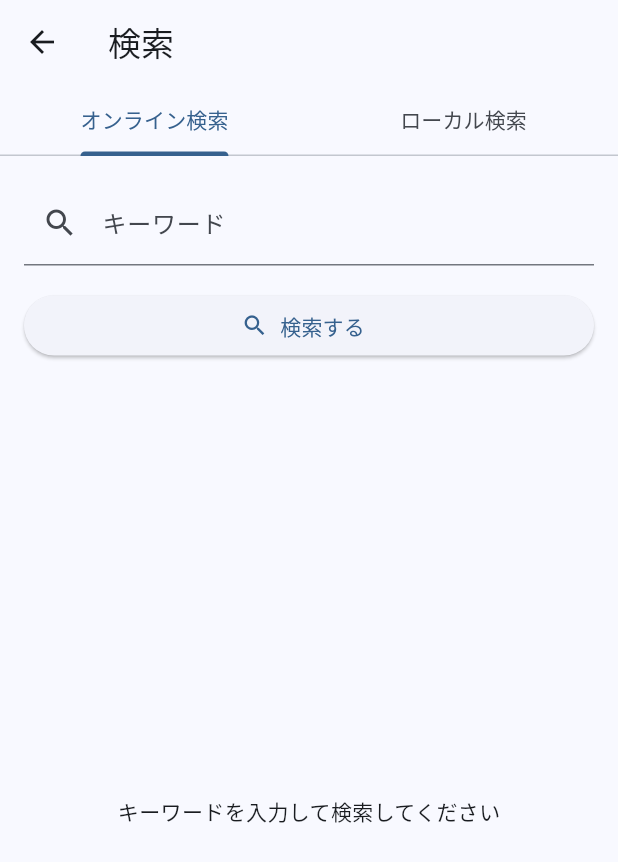
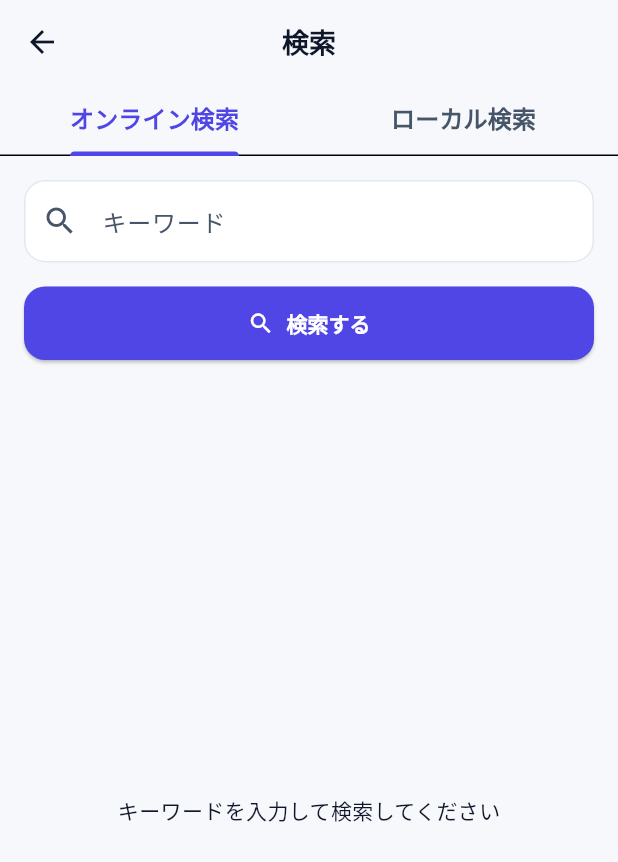
Before and after one commit to sekinet813/book-memoly-app, a Flutter app: the screen it shows after launch, after a tap on "書籍検索", on a phone screen of 412 x 824 dp. Shown: the top 862 px of the screen. Run offline on Flutter 3.47's test engine with Material 3 defaults, Android fonts, the phone set to English and light mode, and no system bars; our stand-ins replace dio, drift, freezed_annotation, go_router, hooks_riverpod, supabase_flutter; accounts and stored records are empty; generated files the repository leaves out were written again; network calls fail.

Commit message:
Add unified design system themes and shared UI components

```diff
--- a/lib/features/home/home_feature.dart
+++ b/lib/features/home/home_feature.dart
@@ -2,6 +2,7 @@ import 'package:flutter/material.dart';
 import 'package:go_router/go_router.dart';
 
 import '../../shared/constants/app_constants.dart';
+import '../../shared/widgets/app_card.dart';
 
 class HomePage extends StatelessWidget {
   const HomePage({super.key});
@@ -22,16 +23,15 @@ class HomePage extends StatelessWidget {
               const SizedBox(height: 8),
               Text(
                 'ようこそ',
-                style: Theme.of(context).textTheme.headlineMedium?.copyWith(
-                      fontWeight: FontWeight.bold,
-                    ),
+                style: Theme.of(context).textTheme.headlineMedium,
               ),
               const SizedBox(height: 8),
               Text(
                 '読書記録とメモを管理しましょう',
-                style: Theme.of(context).textTheme.bodyLarge?.copyWith(
-                      color: Colors.grey[600],
-                    ),
+                style: Theme.of(context)
+                    .textTheme
+                    .bodyLarge
+                    ?.copyWith(color: Theme.of(context).colorScheme.onSurfaceVariant),
               ),
               const SizedBox(height: 32),
               Expanded(
@@ -44,7 +44,7 @@ class HomePage extends StatelessWidget {
                       icon: Icons.search,
                       title: '書籍検索',
                       description: 'Google Books APIで\n書籍を検索',
-                      color: Colors.blue,
+                      color: Theme.of(context).colorScheme.primary,
                       onTap: () {
                         context.push('/search');
                       },
@@ -53,7 +53,7 @@ class HomePage extends StatelessWidget {
                       icon: Icons.library_books,
                       title: '読書記録',
                       description: '読んだ本を\n管理',
-                      color: Colors.green,
+                      color: Theme.of(context).colorScheme.secondary,
                       onTap: () {
                         context.push('/reading-speed');
                       },
@@ -62,7 +62,7 @@ class HomePage extends StatelessWidget {
                       icon: Icons.note,
                       title: 'メモ',
                       description: '読書メモを\n作成・管理',
-                      color: Colors.orange,
+                      color: Theme.of(context).colorScheme.tertiary,
                       onTap: () {
                         context.push('/memos');
                       },
@@ -71,7 +71,7 @@ class HomePage extends StatelessWidget {
                       icon: Icons.speed,
                       title: '読書速度',
                       description: '読書速度を\n測定・記録',
-                      color: Colors.purple,
+                      color: Theme.of(context).colorScheme.primary,
                       onTap: () {
                         context.push('/reading-speed');
                       },
@@ -80,7 +80,7 @@ class HomePage extends StatelessWidget {
                       icon: Icons.checklist,
                       title: 'アクションプラン',
                       description: '読書後の\nアクションを管理',
-                      color: Colors.teal,
+                      color: Theme.of(context).colorScheme.secondary,
                       onTap: () {
                         context.push('/actions');
                       },
@@ -113,16 +113,8 @@ class _FeatureCard extends StatelessWidget {
 
   @override
   Widget build(BuildContext context) {
-    return Card(
-      elevation: 2,
-      shape: RoundedRectangleBorder(
-        borderRadius: BorderRadius.circular(16),
-      ),
-      child: InkWell(
+    return AppCard(
       onTap: onTap,
-        borderRadius: BorderRadius.circular(16),
-        child: Padding(
-          padding: const EdgeInsets.all(16),
       child: Column(
         mainAxisAlignment: MainAxisAlignment.center,
         children: [
@@ -141,23 +133,20 @@ class _FeatureCard extends StatelessWidget {
           const SizedBox(height: 12),
           Text(
             title,
-                style: Theme.of(context).textTheme.titleMedium?.copyWith(
-                      fontWeight: FontWeight.bold,
-                    ),
+            style: Theme.of(context).textTheme.titleMedium,
             textAlign: TextAlign.center,
           ),
           const SizedBox(height: 4),
           Text(
             description,
-                style: Theme.of(context).textTheme.bodySmall?.copyWith(
-                      color: Colors.grey[600],
-                    ),
+            style: Theme.of(context)
+                .textTheme
+                .bodySmall
+                ?.copyWith(color: Theme.of(context).colorScheme.onSurfaceVariant),
             textAlign: TextAlign.center,
           ),
         ],
       ),
-        ),
-      ),
     );
   }
 }
--- a/lib/main.dart
+++ b/lib/main.dart
@@ -3,6 +3,7 @@ import 'package:hooks_riverpod/hooks_riverpod.dart';
 
 import 'core/routing/app_router.dart';
 import 'core/services/supabase_service.dart';
+import 'shared/theme/app_theme.dart';
 
 Future<void> main() async {
   WidgetsFlutterBinding.ensureInitialized();
@@ -33,10 +34,9 @@ class BookMemolyApp extends StatelessWidget {
   Widget build(BuildContext context) {
     return MaterialApp.router(
       title: 'Book Memoly',
-      theme: ThemeData(
-        colorScheme: ColorScheme.fromSeed(seedColor: Colors.blue),
-        useMaterial3: true,
-      ),
+      theme: AppTheme.lightTheme,
+      darkTheme: AppTheme.darkTheme,
+      themeMode: ThemeMode.system,
       routerConfig: appRouter,
     );
   }
--- /dev/null
+++ b/lib/shared/theme/app_colors.dart
@@ -0,0 +1,19 @@
+import 'package:flutter/material.dart';
+
+class AppColors {
+  static const Color primary = Color(0xFF4F46E5);
+  static const Color secondary = Color(0xFF06B6D4);
+  static const Color accent = Color(0xFFF59E0B);
+
+  static const Color surface = Color(0xFFF7F8FB);
+  static const Color card = Colors.white;
+  static const Color textPrimary = Color(0xFF0F172A);
+  static const Color textSecondary = Color(0xFF475569);
+  static const Color border = Color(0xFFE2E8F0);
+
+  static const Color darkSurface = Color(0xFF0B1221);
+  static const Color darkCard = Color(0xFF111827);
+  static const Color darkTextPrimary = Color(0xFFF8FAFC);
+  static const Color darkTextSecondary = Color(0xFFCBD5E1);
+  static const Color darkBorder = Color(0xFF1F2937);
+}
--- /dev/null
+++ b/lib/shared/theme/app_theme.dart
@@ -0,0 +1,222 @@
+import 'package:flutter/material.dart';
+
+import 'app_colors.dart';
+import 'app_typography.dart';
+
+class AppTheme {
+  static ThemeData get lightTheme {
+    final base = ThemeData(useMaterial3: true);
+
+    return base.copyWith(
+      colorScheme: const ColorScheme.light(
+        primary: AppColors.primary,
+        secondary: AppColors.secondary,
+        tertiary: AppColors.accent,
+        surface: AppColors.surface,
+        surfaceVariant: AppColors.card,
+        background: AppColors.surface,
+        onPrimary: Colors.white,
+        onSecondary: Colors.white,
+        onTertiary: Colors.white,
+        onSurface: AppColors.textPrimary,
+        onSurfaceVariant: AppColors.textSecondary,
+      ),
+      scaffoldBackgroundColor: AppColors.surface,
+      textTheme: AppTypography.textTheme.apply(
+        bodyColor: AppColors.textPrimary,
+        displayColor: AppColors.textPrimary,
+      ),
+      appBarTheme: const AppBarTheme(
+        backgroundColor: Colors.transparent,
+        elevation: 0,
+        centerTitle: true,
+        foregroundColor: AppColors.textPrimary,
+        titleTextStyle: TextStyle(
+          fontSize: 18,
+          fontWeight: FontWeight.w700,
+          color: AppColors.textPrimary,
+        ),
+      ),
+      cardTheme: CardTheme(
+        color: AppColors.card,
+        elevation: 0,
+        margin: EdgeInsets.zero,
+        shape: RoundedRectangleBorder(
+          borderRadius: BorderRadius.circular(16),
+          side: const BorderSide(color: AppColors.border),
+        ),
+        surfaceTintColor: Colors.white,
+      ),
+      inputDecorationTheme: InputDecorationTheme(
+        filled: true,
+        fillColor: Colors.white,
+        labelStyle: const TextStyle(color: AppColors.textSecondary),
+        hintStyle: const TextStyle(color: AppColors.textSecondary),
+        enabledBorder: OutlineInputBorder(
+          borderSide: const BorderSide(color: AppColors.border),
+          borderRadius: BorderRadius.circular(14),
+        ),
+        focusedBorder: OutlineInputBorder(
+          borderSide: const BorderSide(color: AppColors.primary, width: 2),
+          borderRadius: BorderRadius.circular(14),
+        ),
+        border: OutlineInputBorder(
+          borderSide: const BorderSide(color: AppColors.border),
+          borderRadius: BorderRadius.circular(14),
+        ),
+        contentPadding: const EdgeInsets.symmetric(horizontal: 16, vertical: 14),
+      ),
+      elevatedButtonTheme: ElevatedButtonThemeData(
+        style: ElevatedButton.styleFrom(
+          backgroundColor: AppColors.primary,
+          foregroundColor: Colors.white,
+          padding: const EdgeInsets.symmetric(horizontal: 16, vertical: 14),
+          shape: RoundedRectangleBorder(
+            borderRadius: BorderRadius.circular(14),
+          ),
+          textStyle: AppTypography.textTheme.labelLarge,
+        ),
+      ),
+      outlinedButtonTheme: OutlinedButtonThemeData(
+        style: OutlinedButton.styleFrom(
+          foregroundColor: AppColors.textPrimary,
+          side: const BorderSide(color: AppColors.border),
+          padding: const EdgeInsets.symmetric(horizontal: 16, vertical: 14),
+          shape: RoundedRectangleBorder(
+            borderRadius: BorderRadius.circular(14),
+          ),
+          textStyle: AppTypography.textTheme.labelLarge,
+        ),
+      ),
+      textButtonTheme: TextButtonThemeData(
+        style: TextButton.styleFrom(
+          foregroundColor: AppColors.primary,
+          textStyle: AppTypography.textTheme.labelLarge,
+        ),
+      ),
+      chipTheme: ChipThemeData(
+        backgroundColor: AppColors.surface,
+        labelStyle: const TextStyle(color: AppColors.textPrimary),
+        padding: const EdgeInsets.symmetric(horizontal: 12, vertical: 8),
+        shape: RoundedRectangleBorder(
+          borderRadius: BorderRadius.circular(12),
+          side: const BorderSide(color: AppColors.border),
+        ),
+      ),
+      tabBarTheme: const TabBarTheme(
+        labelColor: AppColors.primary,
+        unselectedLabelColor: AppColors.textSecondary,
+        indicatorColor: AppColors.primary,
+        labelStyle: TextStyle(fontWeight: FontWeight.w700),
+      ),
+    );
+  }
+
+  static ThemeData get darkTheme {
+    final base = ThemeData(useMaterial3: true);
+
+    return base.copyWith(
+      colorScheme: const ColorScheme.dark(
+        primary: AppColors.primary,
+        secondary: AppColors.secondary,
+        tertiary: AppColors.accent,
+        surface: AppColors.darkSurface,
+        surfaceVariant: AppColors.darkCard,
+        background: AppColors.darkSurface,
+        onPrimary: Colors.white,
+        onSecondary: Colors.white,
+        onTertiary: Colors.white,
+        onSurface: AppColors.darkTextPrimary,
+        onSurfaceVariant: AppColors.darkTextSecondary,
+      ),
+      scaffoldBackgroundColor: AppColors.darkSurface,
+      textTheme: AppTypography.textTheme.apply(
+        bodyColor: AppColors.darkTextPrimary,
+        displayColor: AppColors.darkTextPrimary,
+      ),
+      appBarTheme: const AppBarTheme(
+        backgroundColor: Colors.transparent,
+        elevation: 0,
+        centerTitle: true,
+        foregroundColor: AppColors.darkTextPrimary,
+        titleTextStyle: TextStyle(
+          fontSize: 18,
+          fontWeight: FontWeight.w700,
+          color: AppColors.darkTextPrimary,
+        ),
+      ),
+      cardTheme: CardTheme(
+        color: AppColors.darkCard,
+        elevation: 0,
+        margin: EdgeInsets.zero,
+        shape: RoundedRectangleBorder(
+          borderRadius: BorderRadius.circular(16),
+          side: const BorderSide(color: AppColors.darkBorder),
+        ),
+        surfaceTintColor: AppColors.darkCard,
+      ),
+      inputDecorationTheme: InputDecorationTheme(
+        filled: true,
+        fillColor: AppColors.darkCard,
+        labelStyle: const TextStyle(color: AppColors.darkTextSecondary),
+        hintStyle: const TextStyle(color: AppColors.darkTextSecondary),
+        enabledBorder: OutlineInputBorder(
+          borderSide: const BorderSide(color: AppColors.darkBorder),
+          borderRadius: BorderRadius.circular(14),
+        ),
+        focusedBorder: OutlineInputBorder(
+          borderSide: const BorderSide(color: AppColors.primary, width: 2),
+          borderRadius: BorderRadius.circular(14),
+        ),
+        border: OutlineInputBorder(
+          borderSide: const BorderSide(color: AppColors.darkBorder),
+          borderRadius: BorderRadius.circular(14),
+        ),
+        contentPadding: const EdgeInsets.symmetric(horizontal: 16, vertical: 14),
+      ),
+      elevatedButtonTheme: ElevatedButtonThemeData(
+        style: ElevatedButton.styleFrom(
+          backgroundColor: AppColors.primary,
+          foregroundColor: Colors.white,
+          padding: const EdgeInsets.symmetric(horizontal: 16, vertical: 14),
+          shape: RoundedRectangleBorder(
+            borderRadius: BorderRadius.circular(14),
+          ),
+          textStyle: AppTypography.textTheme.labelLarge,
+        ),
+      ),
+      outlinedButtonTheme: OutlinedButtonThemeData(
+        style: OutlinedButton.styleFrom(
+          foregroundColor: AppColors.darkTextPrimary,
+          side: const BorderSide(color: AppColors.darkBorder),
+          padding: const EdgeInsets.symmetric(horizontal: 16, vertical: 14),
+          shape: RoundedRectangleBorder(
+            borderRadius: BorderRadius.circular(14),
+          ),
+          textStyle: AppTypography.textTheme.labelLarge,
+        ),
+      ),
+      textButtonTheme: TextButtonThemeData(
+        style: TextButton.styleFrom(
+          foregroundColor: AppColors.primary,
+          textStyle: AppTypography.textTheme.labelLarge,
+        ),
+      ),
+      chipTheme: ChipThemeData(
+        backgroundColor: AppColors.darkCard,
+        labelStyle: const TextStyle(color: AppColors.darkTextPrimary),
+        padding: const EdgeInsets.symmetric(horizontal: 12, vertical: 8),
+        shape: RoundedRectangleBorder(
+          borderRadius: BorderRadius.circular(12),
+          side: const BorderSide(color: AppColors.darkBorder),
+        ),
+      ),
+      tabBarTheme: const TabBarTheme(
+        labelColor: AppColors.primary,
+        unselectedLabelColor: AppColors.darkTextSecondary,
+        indicatorColor: AppColors.primary,
+        labelStyle: TextStyle(fontWeight: FontWeight.w700),
+      ),
+    );
+  }
+}
--- /dev/null
+++ b/lib/shared/theme/app_typography.dart
@@ -0,0 +1,21 @@
+import 'package:flutter/material.dart';
+
+class AppTypography {
+  static const TextTheme textTheme = TextTheme(
+    displayLarge: TextStyle(fontSize: 48, fontWeight: FontWeight.w700),
+    displayMedium: TextStyle(fontSize: 40, fontWeight: FontWeight.w700),
+    displaySmall: TextStyle(fontSize: 36, fontWeight: FontWeight.w700),
+    headlineLarge: TextStyle(fontSize: 32, fontWeight: FontWeight.w700),
+    headlineMedium: TextStyle(fontSize: 28, fontWeight: FontWeight.w700),
+    headlineSmall: TextStyle(fontSize: 24, fontWeight: FontWeight.w700),
+    titleLarge: TextStyle(fontSize: 22, fontWeight: FontWeight.w600),
+    titleMedium: TextStyle(fontSize: 18, fontWeight: FontWeight.w600),
+    titleSmall: TextStyle(fontSize: 16, fontWeight: FontWeight.w600),
+    bodyLarge: TextStyle(fontSize: 16, fontWeight: FontWeight.w400, height: 1.6),
+    bodyMedium: TextStyle(fontSize: 14, fontWeight: FontWeight.w400, height: 1.6),
+    bodySmall: TextStyle(fontSize: 12, fontWeight: FontWeight.w400, height: 1.6),
+    labelLarge: TextStyle(fontSize: 14, fontWeight: FontWeight.w600),
+    labelMedium: TextStyle(fontSize: 12, fontWeight: FontWeight.w600),
+    labelSmall: TextStyle(fontSize: 11, fontWeight: FontWeight.w600),
+  );
+}
--- /dev/null
+++ b/lib/shared/widgets/app_button.dart
@@ -0,0 +1,71 @@
+import 'package:flutter/material.dart';
+
+class AppButton extends StatelessWidget {
+  const AppButton.primary({
+    super.key,
+    required this.label,
+    this.icon,
+    this.onPressed,
+    this.expand = false,
+  }) : variant = _ButtonVariant.primary;
+
+  const AppButton.secondary({
+    super.key,
+    required this.label,
+    this.icon,
+    this.onPressed,
+    this.expand = false,
+  }) : variant = _ButtonVariant.secondary;
+
+  final String label;
+  final IconData? icon;
+  final VoidCallback? onPressed;
+  final bool expand;
+  final _ButtonVariant variant;
+
+  @override
+  Widget build(BuildContext context) {
+    final child = switch (variant) {
+      _ButtonVariant.primary => _buildFilledButton(),
+      _ButtonVariant.secondary => _buildOutlinedButton(),
+    };
+
+    if (expand) {
+      return SizedBox(width: double.infinity, child: child);
+    }
+
+    return child;
+  }
+
+  Widget _buildFilledButton() {
+    if (icon != null) {
+      return ElevatedButton.icon(
+        onPressed: onPressed,
+        icon: Icon(icon),
+        label: Text(label),
+      );
+    }
+
+    return ElevatedButton(
+      onPressed: onPressed,
+      child: Text(label),
+    );
+  }
+
+  Widget _buildOutlinedButton() {
+    if (icon != null) {
+      return OutlinedButton.icon(
+        onPressed: onPressed,
+        icon: Icon(icon),
+        label: Text(label),
+      );
+    }
+
+    return OutlinedButton(
+      onPressed: onPressed,
+      child: Text(label),
+    );
+  }
+}
+
+enum _ButtonVariant { primary, secondary }
--- /dev/null
+++ b/lib/shared/widgets/app_card.dart
@@ -0,0 +1,34 @@
+import 'package:flutter/material.dart';
+
+class AppCard extends StatelessWidget {
+  const AppCard({
+    super.key,
+    required this.child,
+    this.onTap,
+    this.padding = const EdgeInsets.all(16),
+  });
+
+  final Widget child;
+  final EdgeInsets padding;
+  final VoidCallback? onTap;
+
+  @override
+  Widget build(BuildContext context) {
+    final card = Card(
+      child: Padding(
+        padding: padding,
+        child: child,
+      ),
+    );
+
+    if (onTap != null) {
+      return InkWell(
+        onTap: onTap,
+        borderRadius: BorderRadius.circular(16),
+        child: card,
+      );
+    }
+
+    return card;
+  }
+}
```
Also changed, not shown: lib/features/memos/memos_feature.dart (+8 -12 lines), lib/features/search/search_feature.dart (+93 -58 lines). Lines whose indentation alone changed are shown as unchanged.
